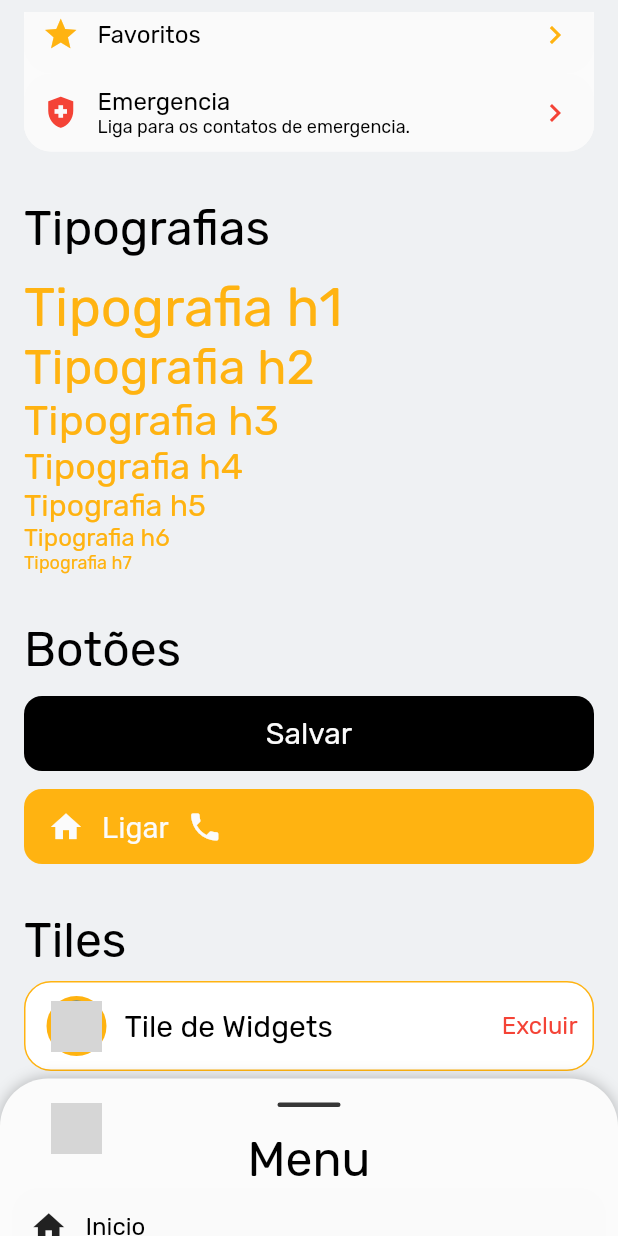
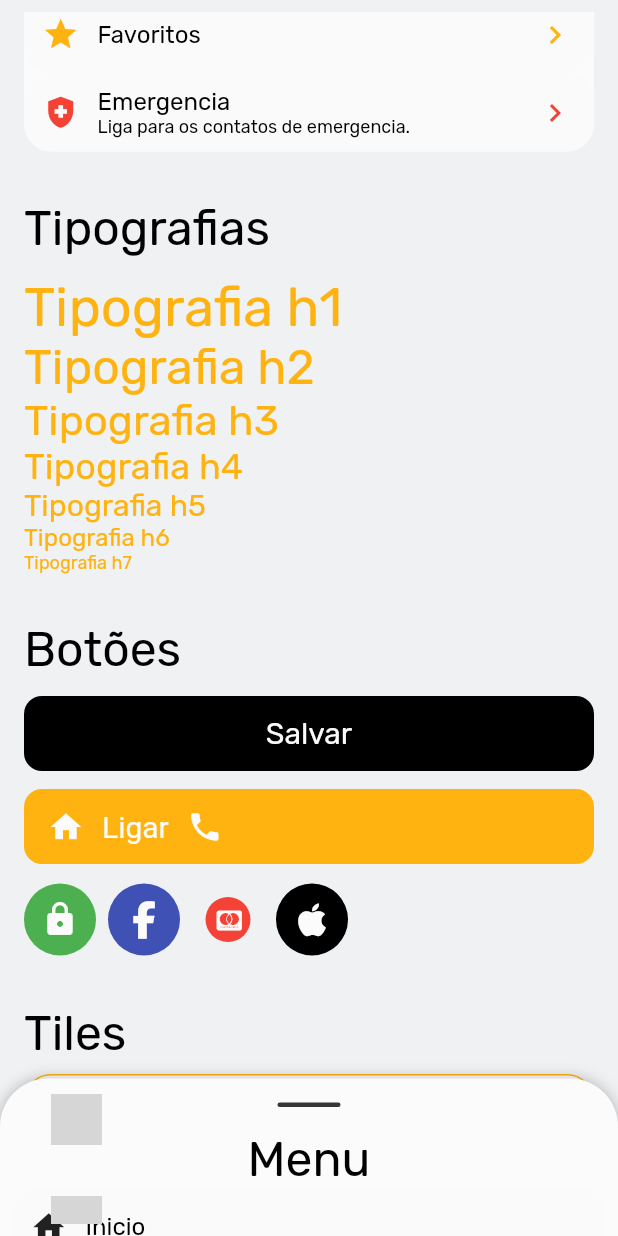
Before and after one commit to dchiaradia/flutter-widgets, a Flutter app: the screen it shows after launch, scrolled down 576 dp, on a phone screen of 412 x 824 dp. Run offline on Flutter 3.47's test engine with Material 2 defaults, Android fonts, the phone set to English and light mode, and no system bars; drawn by our look-alikes of sliding_up_panel; our stand-ins replace badges, cached_network_image, equatable, font_awesome_flutter, hexcolor, mask_text_input_formatter and 1 more; missing offline and left inert: cpf_cnpj_validator; network calls fail; Roboto replaces fonts that are missing (Verdana); grey boxes are pictures that could not be loaded.

Commit message:
no message

```diff
--- a/example/lib/home.dart
+++ b/example/lib/home.dart
@@ -5,6 +5,7 @@ import 'package:example/widgets_samples/lst_menu.dart';
 import 'package:example/widgets_samples/lst_texts.dart';
 import 'package:example/widgets_samples/lst_tiles.dart';
 import 'package:flutter/material.dart';
+import 'package:font_awesome_flutter/font_awesome_flutter.dart';
 import 'package:my_widgets/my_widgets.dart';
 
 class MyWidgetsHomePage extends StatefulWidget {
@@ -51,6 +52,16 @@ class _MyWidgetsHomePageState extends State<MyWidgetsHomePage> {
                 color: MyColors().black,
               ),
               ...lstOfButtons,
+              MyButtons.switchButton(
+                callback: () {
+                  print('switchbutton');
+                  setState(() {});
+                },
+                icon: FontAwesomeIcons.strava,
+                iconColor: MyColors().white,
+                iconSize: 24,
+                backgroundColor: MyColors().dark,
+              ),
               MyText.h2(
                 text: 'Tiles',
                 color: MyColors().black,
@@ -71,7 +82,7 @@ class _MyWidgetsHomePageState extends State<MyWidgetsHomePage> {
                   color: MyColors().danger,
                 ),
                 size: 60,
-                myBorderColor: (widget.value == 0)
+                borderColor: (widget.value == 0)
                     ? MyColors().dark
                     : MyColors().softGrayColor,
                 callback: () {
@@ -97,7 +108,7 @@ class _MyWidgetsHomePageState extends State<MyWidgetsHomePage> {
                   color: MyColors().danger,
                 ),
                 size: 60,
-                myBorderColor: (widget.value == 1)
+                borderColor: (widget.value == 1)
                     ? MyColors().dark
                     : MyColors().softGrayColor,
                 callback: () {
--- a/example/lib/widgets_samples/lst_buttons.dart
+++ b/example/lib/widgets_samples/lst_buttons.dart
@@ -1,4 +1,5 @@
 import 'package:flutter/material.dart';
+import 'package:font_awesome_flutter/font_awesome_flutter.dart';
 import 'package:my_widgets/my_widgets.dart';
 
 List<Widget> get lstOfButtons => [
@@ -24,5 +25,58 @@ List<Widget> get lstOfButtons => [
         fontWeight: FontWeight.normal,
         isLoadingButton: true,
       ),
+      MySpace.vertical(12),
+      Row(
+        children: [
+          MyButtons.roundIcon(
+            callback: () {},
+            icon: Icons.lock,
+            iconColor: MyColors().white,
+            iconSize: 25,
+            backgroundColor: MyColors().confirm,
+            isLoadingButton: true,
+          ),
+          MySpace(
+            widthValue: 8,
+          ),
+          MyButtons.roundIcon(
+            callback: () {
+              print('teste');
+            },
+            icon: FontAwesomeIcons.facebookF,
+            iconColor: MyColors().white,
+            iconSize: 25,
+            backgroundColor: MyColors().info,
+            isLoadingButton: true,
+          ),
+          MySpace(
+            widthValue: 8,
+          ),
+          MyButtons.roundIcon(
+            callback: () {
+              print('teste');
+            },
+            icon: FontAwesomeIcons.ccMastercard,
+            iconColor: MyColors().white,
+            iconSize: 15,
+            height: 30,
+            backgroundColor: MyColors().danger,
+            isLoadingButton: true,
+          ),
+          MySpace(
+            widthValue: 8,
+          ),
+          MyButtons.roundIcon(
+            callback: () {
+              print('teste');
+            },
+            icon: FontAwesomeIcons.apple,
+            iconColor: MyColors().white,
+            iconSize: 25,
+            backgroundColor: MyColors().black,
+            isLoadingButton: true,
+          ),
+        ],
+      ),
       MySpace.vertical(32),
     ];
--- a/example/pubspec.yaml
+++ b/example/pubspec.yaml
@@ -36,6 +36,7 @@ dependencies:
   cupertino_icons: ^1.0.2
   my_widgets:
     path: ../
+  font_awesome_flutter: ^10.2.1
 
 dev_dependencies:
   flutter_test:
--- a/lib/src/widgets/myButtons/my_buttons.dart
+++ b/lib/src/widgets/myButtons/my_buttons.dart
@@ -1,7 +1,7 @@
-// ignore_for_file: public_member_api_docs, sort_constructors_first
-import 'dart:ui';
 import 'package:flutter/material.dart';
-import 'package:my_widgets/src/widgets/config.dart';
+import 'package:my_widgets/my_widgets.dart';
+
+enum ButtonType { roundIcon, square, switchButton }
 
 class MyButtons extends StatefulWidget {
   //PROPERTIES
@@ -9,9 +9,12 @@ class MyButtons extends StatefulWidget {
   VoidCallback myCallback = () {};
   bool isLoadingButton = false;
   bool _isLoading = false;
+  ButtonType buttonType = ButtonType.square;
+  Color myBackgroundColor = MyColors().dark;
+  bool? value;
 
   //TEXT OPTIONS
-  String text;
+  String? text;
   Color myTextColor = buttonTextColor;
   double myFontSize = buttonFontSize;
   MainAxisAlignment myAlingment = MainAxisAlignment.center;
@@ -32,6 +35,7 @@ class MyButtons extends StatefulWidget {
     this.isLoadingButton = false,
   }) {
     myCallback = callback;
+    buttonType = ButtonType.square;
     style = ButtonStyle(
         elevation: MaterialStateProperty.all(0),
         backgroundColor: MaterialStateProperty.all(buttonBackgroundColor),
@@ -65,6 +69,7 @@ class MyButtons extends StatefulWidget {
     this.isLoadingButton = false,
   }) {
     myCallback = callback;
+    buttonType = ButtonType.square;
 
     myHeight = height ?? buttonHeight;
     myTextColor = textColor ?? buttonTextColor;
@@ -90,6 +95,62 @@ class MyButtons extends StatefulWidget {
         )));
   }
 
+  MyButtons.roundIcon({
+    required callback,
+    double? height,
+    Color? backgroundColor,
+    required IconData icon,
+    Color? iconColor,
+    double iconSize = 12,
+    this.isLoadingButton = false,
+  }) {
+    myCallback = callback;
+    buttonType = ButtonType.roundIcon;
+    myBackgroundColor = backgroundColor ?? myBackgroundColor;
+
+    myHeight = height ?? buttonHeight;
+    myIconSize = iconSize;
+    myIconColor = iconColor ?? myIconColor;
+    myPrefixIcon = icon;
+
+    style = ButtonStyle(
+      elevation: MaterialStateProperty.all(0),
+      backgroundColor:
+          MaterialStateProperty.all(backgroundColor ?? buttonBackgroundColor),
+      foregroundColor: MaterialStateProperty.all(myTextColor),
+      shape: MaterialStateProperty.all(RoundedRectangleBorder(
+          borderRadius: BorderRadius.circular(borderRadius))),
+    );
+  }
+
+  MyButtons.switchButton({
+    required callback,
+    double? height,
+    Color? backgroundColor,
+    required IconData icon,
+    Color? iconColor,
+    double iconSize = 12,
+    this.value = true,
+  }) {
+    myCallback = callback;
+    buttonType = ButtonType.switchButton;
+    myBackgroundColor = backgroundColor ?? myBackgroundColor;
+
+    myHeight = height ?? buttonHeight;
+    myIconSize = iconSize;
+    myIconColor = iconColor ?? myIconColor;
+    myPrefixIcon = icon;
+
+    style = ButtonStyle(
+      elevation: MaterialStateProperty.all(0),
+      backgroundColor:
+          MaterialStateProperty.all(backgroundColor ?? buttonBackgroundColor),
+      foregroundColor: MaterialStateProperty.all(myTextColor),
+      shape: MaterialStateProperty.all(RoundedRectangleBorder(
+          borderRadius: BorderRadius.circular(borderRadius))),
+    );
+  }
+
   @override
   State<MyButtons> createState() => _MyButtonsState();
 }
@@ -97,6 +158,17 @@ class MyButtons extends StatefulWidget {
 class _MyButtonsState extends State<MyButtons> {
   @override
   Widget build(BuildContext context) {
+    if (widget.buttonType == ButtonType.square) {
+      return createSquareButton();
+    } else if (widget.buttonType == ButtonType.roundIcon) {
+      return createIconButton();
+    } else {
+      // return createSwitchButton();
+      return Container();
+    }
+  }
+
+  Widget createSquareButton() {
     return Container(
       height: widget.myHeight,
       width: MediaQuery.of(context).size.width,
@@ -121,7 +193,7 @@ class _MyButtonsState extends State<MyButtons> {
               const SizedBox(
                 width: 12,
               ),
-              Text(widget.text),
+              Text(widget.text!),
               const SizedBox(
                 width: 12,
               ),
@@ -143,4 +215,41 @@ class _MyButtonsState extends State<MyButtons> {
           )),
     );
   }
+
+  Widget createIconButton() {
+    return Ink(
+      decoration: ShapeDecoration(
+        color: widget.myBackgroundColor,
+        shape: CircleBorder(),
+      ),
+      height: widget.myHeight,
+      child: IconButton(
+        iconSize: widget.myIconSize,
+        icon: Icon(widget.myPrefixIcon),
+        color: widget.myIconColor,
+        onPressed: () {
+          widget.myCallback();
+          widget._isLoading = true;
+          setState(() {});
+        },
+      ),
+    );
+  }
+
+  // Widget createSwitchButton() {
+  //   return RollingSwitch.icon(
+  //     onChanged: (bool state) {
+  //       print('turned ${(state) ? 'on' : 'off'}');
+  //     },
+  //     rollingInfoRight: const RollingIconInfo(
+  //       icon: Icons.flag,
+  //       text: Text('Flag'),
+  //     ),
+  //     rollingInfoLeft: const RollingIconInfo(
+  //       icon: Icons.check,
+  //       backgroundColor: Colors.grey,
+  //       text: Text('Check'),
+  //     ),
+  //   );
+  // }
 }
--- a/lib/src/widgets/myTiles/my_tile.dart
+++ b/lib/src/widgets/myTiles/my_tile.dart
@@ -19,9 +19,9 @@ class MyTile extends StatefulWidget {
   Widget? sufixWidget;
 
   //LAYOUT OPTIONS
-  double myBorderRadius = buttonRadius;
-  Color myBackgroundColor = MyColors().white;
-  Color myBorderColor = MyColors().soft;
+  double borderRadius = buttonRadius;
+  Color backgroundColor = MyColors().white;
+  Color borderColor = MyColors().soft;
   Color myTextColor = MyColors().soft;
 
   //ICON OPTIONS
@@ -62,9 +62,9 @@ class MyTile extends StatefulWidget {
     this.enableChecked = false,
     this.size = 60,
   }) {
-    myBorderRadius = borderRadius ?? myBorderRadius;
-    myBackgroundColor = backgroundColor ?? myBackgroundColor;
-    myBorderColor = borderColor ?? myBorderColor;
+    borderRadius = borderRadius ?? borderRadius;
+    backgroundColor = backgroundColor ?? backgroundColor;
+    borderColor = borderColor ?? borderColor;
     myTextColor = textColor ?? myTextColor;
     mySufixIcon = sufixIcon ?? mySufixIcon;
     myPrefixIcon = prefixIcon;
@@ -83,10 +83,10 @@ class MyTile extends StatefulWidget {
     required this.prefixWidget,
     required this.mainWidget,
     this.sufixWidget,
-    this.myBorderRadius = 18,
+    this.borderRadius = 18,
     this.size = 60,
-    this.myBackgroundColor = Colors.white,
-    this.myBorderColor = Colors.black,
+    this.backgroundColor = Colors.white,
+    this.borderColor = Colors.black,
     VoidCallback? callback,
   }) {
     enableChecked = false;
@@ -181,9 +181,9 @@ class _MyTileState extends State<MyTile> {
           child: Container(
             height: widget.size,
             decoration: BoxDecoration(
-              borderRadius: BorderRadius.circular(widget.myBorderRadius),
-              border: Border.all(color: widget.myBorderColor),
-              color: widget.myBackgroundColor,
+              borderRadius: BorderRadius.circular(widget.borderRadius),
+              border: Border.all(color: widget.borderColor),
+              color: widget.backgroundColor,
             ),
             padding: EdgeInsets.only(left: 14, right: 10, top: 0),
             child: createContent(),
```
Also changed, not shown: example/pubspec.lock.
